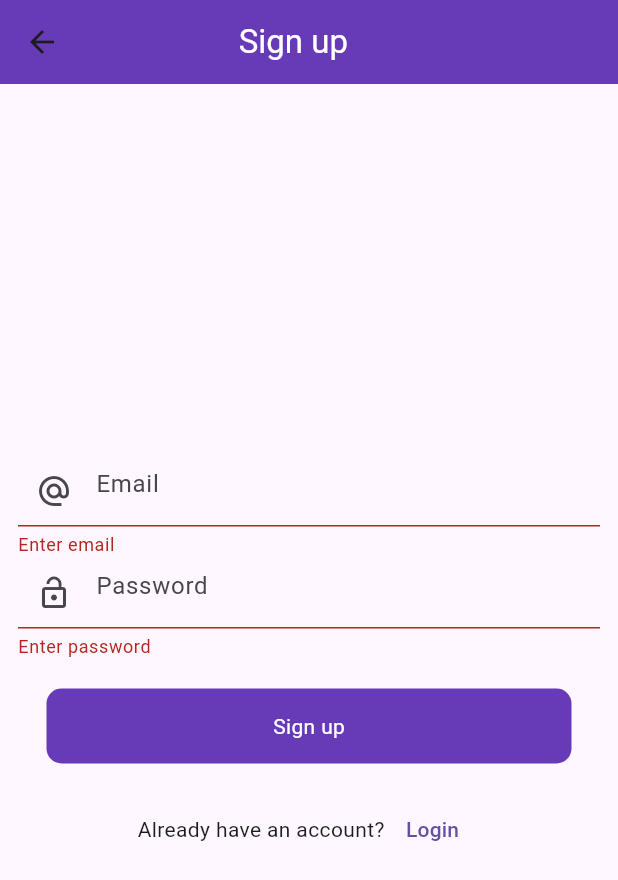
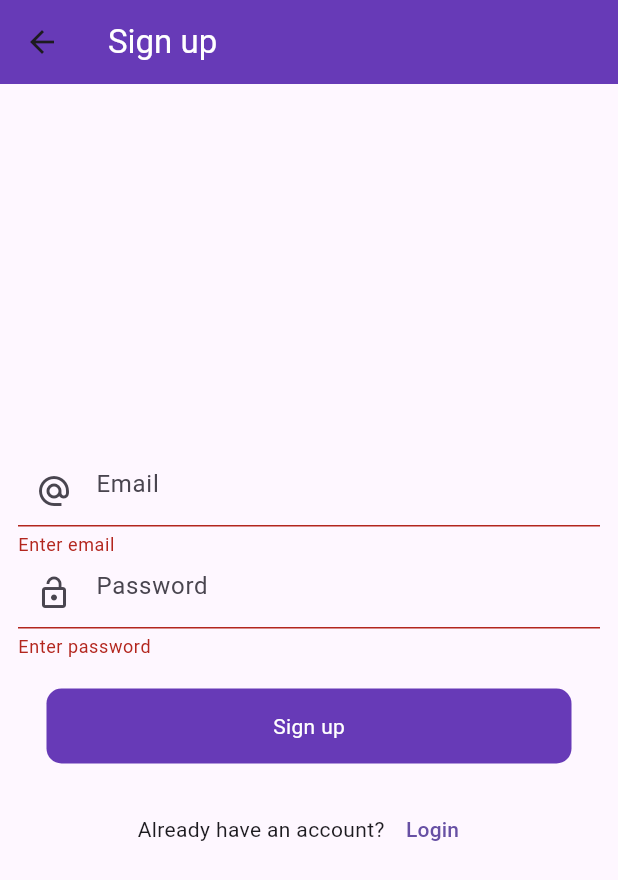
Before and after one commit to hayahahmed08/flutter-firebase-auth-starter, a Flutter app: the SignupScreen screen opened directly, after a tap on "Sign up", on a phone screen of 412 x 824 dp. Shown: the top 880 px of the screen. Run offline on Flutter 3.47's test engine with Material 3 defaults, Android fonts, the phone set to English and light mode, and no system bars; our stand-ins replace firebase_auth, firebase_core, fluttertoast; accounts and stored records are empty.

```diff
--- a/lib/ui/signup_screen.dart
+++ b/lib/ui/signup_screen.dart
@@ -3,6 +3,8 @@ import 'package:firebase/widgets/round_button.dart';
 import 'package:firebase_auth/firebase_auth.dart';
 import 'package:firebase_core/firebase_core.dart';
 import 'package:flutter/material.dart';
+
+import '../utils/utils.dart';
 
 class SignupScreen extends StatefulWidget {
   const SignupScreen({super.key});
@@ -12,25 +14,52 @@ class SignupScreen extends StatefulWidget {
 }
 
 class _SignupScreenState extends State<SignupScreen> {
+  bool loading = false;
   final _formKey = GlobalKey<FormState>();
   final emailController = TextEditingController();
   final passwordController = TextEditingController();
 
   final FirebaseAuth _auth = FirebaseAuth.instance;
+
   @override
   void dispose() {
-    super.dispose();
     emailController.dispose();
     passwordController.dispose();
+    super.dispose();
   }
 
+  void signup() {
+    if (_formKey.currentState!.validate()) {
+      setState(() {
+        loading = true;
+      });
+      _auth
+          .createUserWithEmailAndPassword(
+        email: emailController.text.trim(),
+        password: passwordController.text.trim(),
+      )
+          .then((value) {
+        setState(() {
+          loading = false;
+        });
+        Utils().toastMessage('Signup Successful');
+      }).onError((error, stackTrace) {
+        Utils().toastMessage(error.toString());
+        setState(() {
+          loading = false;
+        });
+      });
+    }
+  }
+
+  @override
   Widget build(BuildContext context) {
     return SafeArea(
       child: Scaffold(
         appBar: AppBar(
           backgroundColor: Colors.deepPurple,
-          title: Text(
-            '                Sign up',
+          title: const Text(
+            'Sign up',
             style: TextStyle(color: Colors.white),
           ),
         ),
@@ -48,8 +77,9 @@ class _SignupScreenState extends State<SignupScreen> {
                       controller: emailController,
                       decoration: const InputDecoration(
                         hintText: 'Email',
-                          helperText: '  abc@example.com',
-                          prefixIcon: Icon(Icons.alternate_email)),
+                        helperText: 'abc@example.com',
+                        prefixIcon: Icon(Icons.alternate_email),
+                      ),
                       validator: (value) {
                         if (value!.isEmpty) {
                           return 'Enter email';
@@ -60,7 +90,7 @@ class _SignupScreenState extends State<SignupScreen> {
                     TextFormField(
                       controller: passwordController,
                       obscureText: true,
-                      decoration: InputDecoration(
+                      decoration: const InputDecoration(
                         hintText: 'Password',
                         prefixIcon: Icon(Icons.lock_open),
                       ),
@@ -74,40 +104,30 @@ class _SignupScreenState extends State<SignupScreen> {
                   ],
                 ),
               ),
-              SizedBox(
-                height: 20,
-              ),
+              const SizedBox(height: 20),
               RoundButton(
                 title: 'Sign up',
-                onTap: () {
-                  if (_formKey.currentState!.validate()) {
-                    _auth.createUserWithEmailAndPassword(
-                        email: emailController.text.toString(),
-                        password: passwordController.text.toString()).then((value){
-
-                    }).onError((error,stackTrace){
-
-                  });
-                  }
-                },
+                onTap: signup,
+                loading: loading, // Assuming `RoundButton` has a `loading` property
               ),
-              SizedBox(
-                height: 20,
-              ),
+              const SizedBox(height: 20),
               Row(
                 mainAxisAlignment: MainAxisAlignment.center,
                 children: [
-                  Text("Already have an account?"),
+                  const Text("Already have an account?"),
                   TextButton(
                     onPressed: () {
                       Navigator.push(
                         context,
                         MaterialPageRoute(
-                                builder: (context) => LoginScreen()));
+                          builder: (context) => const LoginScreen(),
+                        ),
+                      );
                     },
-                      child: Text('Login'))
+                    child: const Text('Login'),
+                  ),
                 ],
-              )
+              ),
             ],
           ),
         ),
--- a/lib/utils/utils.dart
+++ b/lib/utils/utils.dart
@@ -4,8 +4,8 @@ class Utils {
 
   void toastMessage(String message){
     Fluttertoast.showToast(
+        toastLength: Toast.LENGTH_SHORT,
         msg: message,
-        toastLength: Toast.LENGTH_SHORT,
         gravity: ToastGravity.CENTER,
         timeInSecForIosWeb: 1,
         backgroundColor: Colors.red,
--- a/lib/widgets/round_button.dart
+++ b/lib/widgets/round_button.dart
@@ -3,7 +3,8 @@ import 'package:flutter/material.dart';
 class RoundButton extends StatelessWidget {
   final String title;
   final VoidCallback onTap;
-  const RoundButton({super.key, required this.title, required this.onTap});
+  final bool loading;
+  const RoundButton({super.key, required this.title, required this.onTap, this.loading = false});
 
   @override
   Widget build(BuildContext context) {
@@ -19,8 +20,10 @@ class RoundButton extends StatelessWidget {
              borderRadius: BorderRadius.circular(10),
 
            ),
-               child: Center(child: Text(title, style: TextStyle(color: Colors.white,),),),
+               child: Center(child: loading ? CircularProgressIndicator():
+               Center(child: Text(title, style: TextStyle(color: Colors.white,),),),
              ),
+         )
        );
   }
 }
```
Lines whose indentation alone changed are shown as unchanged.
